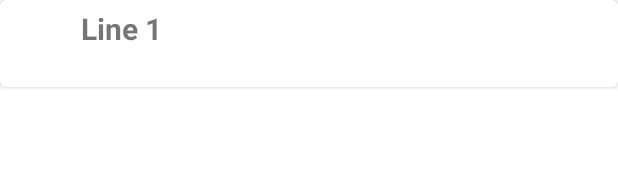
After one commit to BruceYoung19/ReflectBook, an Android app: the layout entry_item.xml on its own in the app's theme, with its tools: preview values and no code run, on a phone screen of 412 x 824 dp. The commit adds this screen. Shown: the top 190 px of the screen. Run offline under Robolectric (Android 15) with nearby library versions, the phone set to English and light mode, and no system bars.

Commit message:
RecyclerView added

```diff
--- a/ReflectBook/app/build.gradle
+++ b/ReflectBook/app/build.gradle
@@ -33,7 +33,12 @@ dependencies {
     implementation 'androidx.appcompat:appcompat:1.2.0'
     implementation 'com.google.android.material:material:1.2.1'
     implementation 'androidx.constraintlayout:constraintlayout:2.0.4'
+
+    implementation 'androidx.recyclerview:recyclerview:1.1.0'
+    implementation "androidx.recyclerview:recyclerview-selection:1.1.0"
+
     testImplementation 'junit:junit:4.+'
+
     androidTestImplementation 'androidx.test.ext:junit:1.1.2'
     androidTestImplementation 'androidx.test.espresso:espresso-core:3.3.0'
 }
--- /dev/null
+++ b/ReflectBook/app/src/main/res/layout/entry_item.xml
@@ -0,0 +1,53 @@
+<?xml version="1.0" encoding="utf-8"?>
+<androidx.cardview.widget.CardView xmlns:android="http://schemas.android.com/apk/res/android"
+    android:layout_width="match_parent"
+    android:layout_height="wrap_content"
+    xmlns:app ="http://schemas.android.com/apk/res-auto"
+    android:layout_marginBottom="4dp"
+    app:cardCornerRadius="4dp">
+
+    <RelativeLayout
+        android:layout_width="match_parent"
+        android:layout_height="match_parent"
+        android:layout_margin="4dp">
+
+        <ImageView
+            android:id="@+id/img_recyclerView"
+            android:layout_width="50dp"
+            android:layout_height="50dp"
+            android:layout_marginStart="0dp"
+            android:layout_marginLeft="0dp"
+            android:layout_marginTop="0dp"
+            android:padding="2dp"
+            android:contentDescription="@string/todo" />
+
+        <TextView
+            android:id="@+id/Entry_num_recyclerview"
+            android:layout_width="wrap_content"
+            android:layout_height="wrap_content"
+            android:layout_marginStart="0dp"
+            android:layout_marginLeft="0dp"
+            android:layout_marginTop="1dp"
+            android:layout_toEndOf="@+id/img_recyclerView"
+            android:layout_toRightOf="@+id/img_recyclerView"
+            android:gravity="center_horizontal"
+            android:text="@string/line_1"
+            android:textSize="20sp"
+            android:textStyle="bold" />
+
+        <TextView
+            android:id = "@+id/date_recyclerview"
+            android:layout_width="106dp"
+            android:layout_height="wrap_content"
+            android:layout_below="@+id/Entry_num_recyclerview"
+            android:layout_marginStart="15dp"
+            android:layout_marginLeft="15dp"
+            android:layout_marginTop="1dp"
+            android:layout_toEndOf="@+id/img_recyclerView"
+            android:layout_toRightOf="@+id/img_recyclerView" />
+
+
+    </RelativeLayout>
+
+
+</androidx.cardview.widget.CardView>
--- a/ReflectBook/app/src/main/res/values/strings.xml
+++ b/ReflectBook/app/src/main/res/values/strings.xml
@@ -1,3 +1,6 @@
 <resources>
     <string name="app_name">ReflectBook</string>
+    <string name="line_1">Line 1</string>
+    <string name="line_2">Line 2</string>
+    <string name="todo">TODO</string>
 </resources>
--- a/ReflectBook/build.gradle
+++ b/ReflectBook/build.gradle
@@ -16,6 +16,9 @@ allprojects {
     repositories {
         google()
         jcenter()
+        maven{
+            url "https://maven.google.com"
+        }
     }
 }
 
```
Also changed, not shown: ReflectBook/app/src/main/java/com/example/reflectbook/Note.java (+8 -1 lines), ReflectBook/app/src/main/java/com/example/reflectbook/entryAdapter.java (added, +56 -0 lines), ReflectBook/app/src/main/java/com/example/reflectbook/entry_item.java (added, +25 -0 lines), ReflectBook/app/src/main/java/com/example/reflectbook/profile.java (+21 -0 lines), ReflectBook/app/src/main/res/layout/note.xml (+12 -0 lines), ReflectBook/app/src/main/res/layout/profile.xml (+25 -0 lines).
